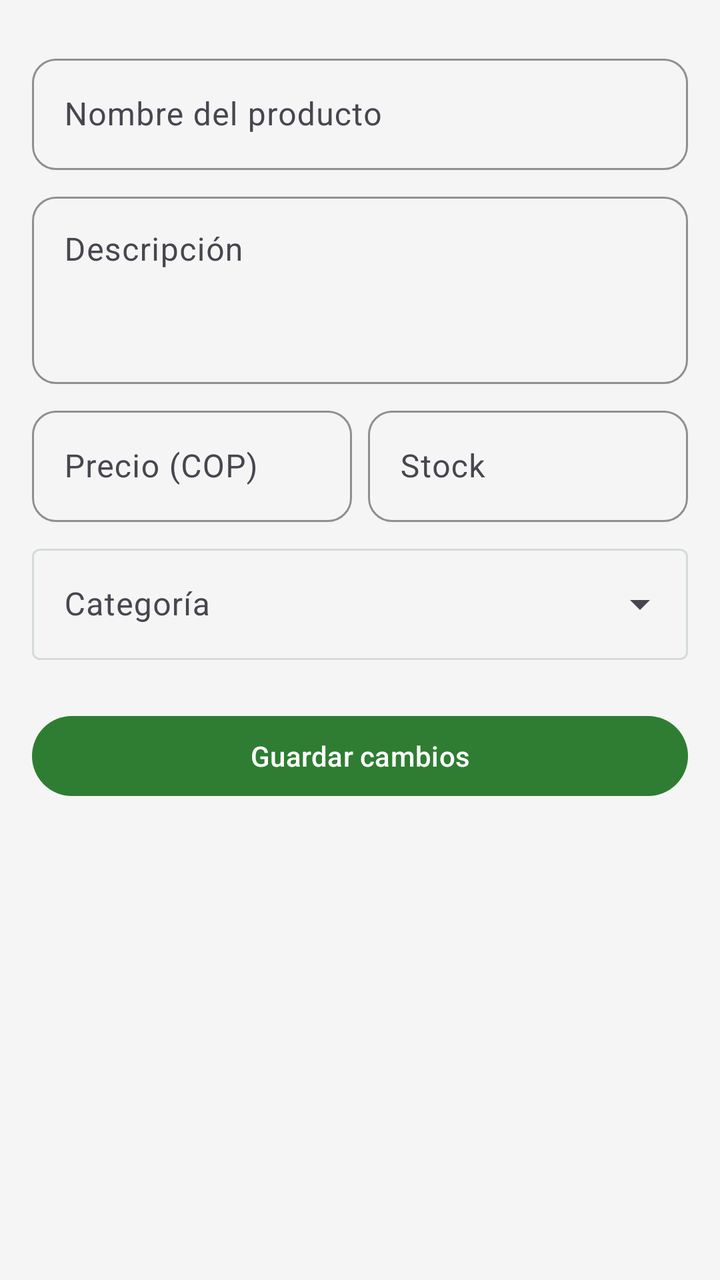
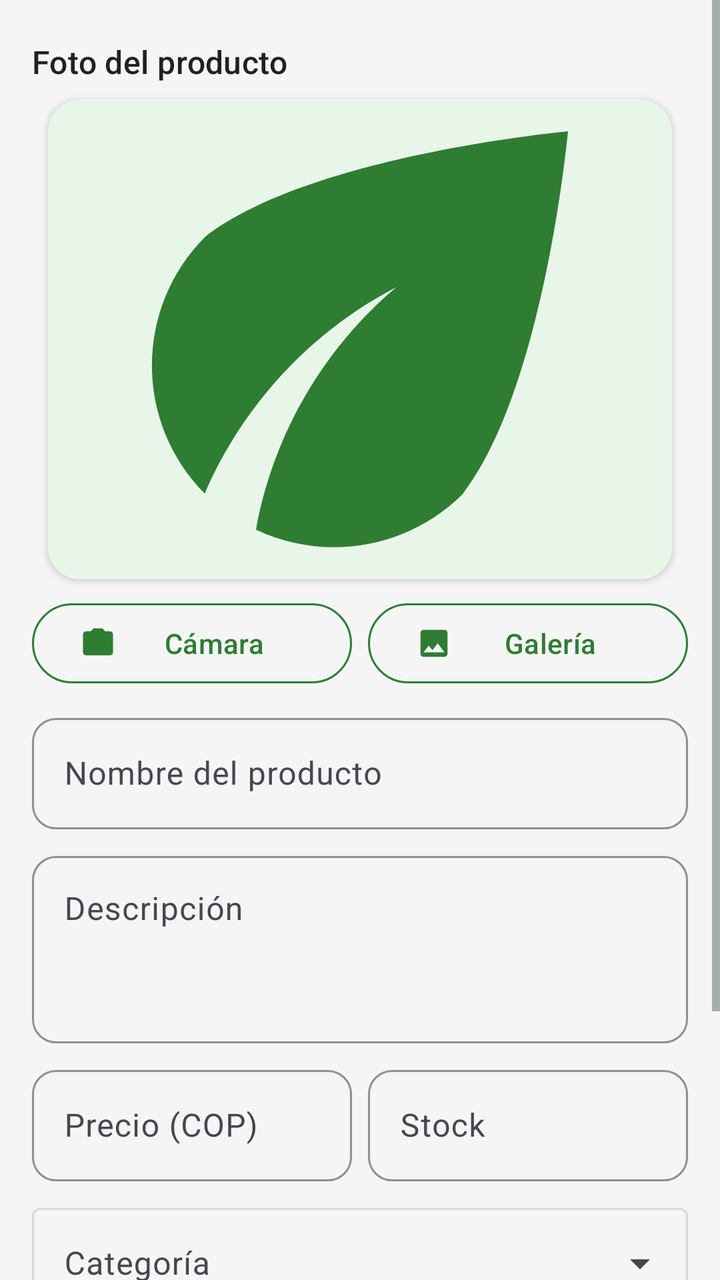

An Android layout rendered at two revisions. The XML below is the earlier revision; the diff shows what the commit changed to produce the second picture.
<!-- AndroidManifest.xml: application theme Theme.EcoMarket -->
<!-- res/layout/fragment_product_form.xml -->
<?xml version="1.0" encoding="utf-8"?>
<ScrollView xmlns:android="http://schemas.android.com/apk/res/android"
    xmlns:app="http://schemas.android.com/apk/res-auto"
    android:layout_width="match_parent"
    android:layout_height="match_parent">

    <LinearLayout
        android:layout_width="match_parent"
        android:layout_height="wrap_content"
        android:orientation="vertical"
        android:padding="@dimen/space_m">

        <com.google.android.material.textfield.TextInputLayout
            android:id="@+id/tilPName"
            style="@style/Input.Eco"
            android:layout_width="match_parent"
            android:layout_height="wrap_content"
            android:hint="@string/hint_product_name">

            <com.google.android.material.textfield.TextInputEditText
                android:id="@+id/etPName"
                android:layout_width="match_parent"
                android:layout_height="wrap_content"
                android:inputType="textCapSentences" />
        </com.google.android.material.textfield.TextInputLayout>

        <com.google.android.material.textfield.TextInputLayout
            style="@style/Input.Eco"
            android:layout_width="match_parent"
            android:layout_height="wrap_content"
            android:hint="@string/hint_product_desc">

            <com.google.android.material.textfield.TextInputEditText
                android:id="@+id/etPDesc"
                android:layout_width="match_parent"
                android:layout_height="wrap_content"
                android:gravity="top"
                android:inputType="textMultiLine|textCapSentences"
                android:minLines="3" />
        </com.google.android.material.textfield.TextInputLayout>

        <LinearLayout
            android:layout_width="match_parent"
            android:layout_height="wrap_content"
            android:orientation="horizontal">

            <com.google.android.material.textfield.TextInputLayout
                android:id="@+id/tilPPrice"
                style="@style/Input.Eco"
                android:layout_width="0dp"
                android:layout_height="wrap_content"
                android:layout_marginEnd="@dimen/space_s"
                android:layout_weight="1"
                android:hint="@string/hint_product_price">

                <com.google.android.material.textfield.TextInputEditText
                    android:id="@+id/etPPrice"
                    android:layout_width="match_parent"
                    android:layout_height="wrap_content"
                    android:inputType="number" />
            </com.google.android.material.textfield.TextInputLayout>

            <com.google.android.material.textfield.TextInputLayout
                android:id="@+id/tilPStock"
                style="@style/Input.Eco"
                android:layout_width="0dp"
                android:layout_height="wrap_content"
                android:layout_weight="1"
                android:hint="@string/hint_product_stock">

                <com.google.android.material.textfield.TextInputEditText
                    android:id="@+id/etPStock"
                    android:layout_width="match_parent"
                    android:layout_height="wrap_content"
                    android:inputType="number" />
            </com.google.android.material.textfield.TextInputLayout>
        </LinearLayout>

        <com.google.android.material.textfield.TextInputLayout
            android:id="@+id/tilPCategory"
            style="@style/Widget.Material3.TextInputLayout.OutlinedBox.ExposedDropdownMenu"
            android:layout_width="match_parent"
            android:layout_height="wrap_content"
            android:layout_marginTop="@dimen/space_s"
            android:hint="@string/hint_product_category">

            <com.google.android.material.textfield.MaterialAutoCompleteTextView
                android:id="@+id/acPCategory"
                android:layout_width="match_parent"
                android:layout_height="wrap_content"
                android:inputType="none" />
        </com.google.android.material.textfield.TextInputLayout>

        <com.google.android.material.button.MaterialButton
            android:id="@+id/btnPSave"
            style="@style/Button.Primary"
            android:layout_width="match_parent"
            android:layout_height="wrap_content"
            android:layout_marginTop="@dimen/space_l"
            android:text="@string/action_save" />

        <com.google.android.material.button.MaterialButton
            android:id="@+id/btnPDelete"
            style="@style/Button.Danger"
            android:layout_width="match_parent"
            android:layout_height="wrap_content"
            android:text="@string/action_delete"
            android:visibility="gone" />
    </LinearLayout>
</ScrollView>
<!-- resources referenced by this layout -->
<resources>
  <!-- unchanged entries left out for length: 28 -->
</resources>

<!-- the commit's change to res/layout/fragment_product_form.xml (unified diff, before → after) -->
@@ -9,6 +9,63 @@
         android:layout_height="wrap_content"
         android:orientation="vertical"
         android:padding="@dimen/space_m">
+
+        <com.google.android.material.progressindicator.LinearProgressIndicator
+            android:id="@+id/progress"
+            android:layout_width="match_parent"
+            android:layout_height="wrap_content"
+            android:indeterminate="true"
+            android:visibility="invisible"
+            app:indicatorColor="@color/eco_orange" />
+
+        <TextView
+            android:layout_width="wrap_content"
+            android:layout_height="wrap_content"
+            android:text="@string/product_photo"
+            android:textAppearance="@style/Text.Subtitle" />
+
+        <com.google.android.material.card.MaterialCardView
+            style="@style/Card.Eco"
+            android:layout_width="match_parent"
+            android:layout_height="wrap_content"
+            android:layout_marginStart="0dp"
+            android:layout_marginEnd="0dp">
+
+            <ImageView
+                android:id="@+id/imgPreview"
+                android:layout_width="match_parent"
+                android:layout_height="@dimen/product_detail_image_height"
+                android:contentDescription="@string/cd_product_image"
+                android:scaleType="centerCrop"
+                android:src="@drawable/ic_product_placeholder" />
+        </com.google.android.material.card.MaterialCardView>
+
+        <LinearLayout
+            android:layout_width="match_parent"
+            android:layout_height="wrap_content"
+            android:orientation="horizontal">
+
+            <com.google.android.material.button.MaterialButton
+                android:id="@+id/btnCamera"
+                style="@style/Button.Outlined"
+                android:layout_width="0dp"
+                android:layout_height="wrap_content"
+                android:layout_marginEnd="@dimen/space_s"
+                android:layout_weight="1"
+                android:text="@string/action_camera"
+                app:icon="@drawable/ic_camera"
+                app:iconTint="@color/eco_green" />
+
+            <com.google.android.material.button.MaterialButton
+                android:id="@+id/btnGallery"
+                style="@style/Button.Outlined"
+                android:layout_width="0dp"
+                android:layout_height="wrap_content"
+                android:layout_weight="1"
+                android:text="@string/action_gallery"
+                app:icon="@drawable/ic_gallery"
+                app:iconTint="@color/eco_green" />
+        </LinearLayout>
 
         <com.google.android.material.textfield.TextInputLayout
             android:id="@+id/tilPName"
@@ -91,6 +148,17 @@
                 android:inputType="none" />
         </com.google.android.material.textfield.TextInputLayout>
 
+        <TextView
+            android:id="@+id/txtReviewNote"
+            android:layout_width="match_parent"
+            android:layout_height="wrap_content"
+            android:layout_marginTop="@dimen/space_m"
+            android:background="@drawable/bg_badge_warning"
+            android:padding="@dimen/space_s"
+            android:text="@string/product_review_note"
+            android:textAppearance="@style/Text.Caption"
+            android:textColor="@color/eco_text_primary" />
+
         <com.google.android.material.button.MaterialButton
             android:id="@+id/btnPSave"
             style="@style/Button.Primary"
<!-- resource entries referenced after the edit -->
@@ -1,5 +1,94 @@
 <!-- resources referenced by this layout -->
 <resources>
+  <dimen name="product_detail_image_height">240dp</dimen>
+  <!-- drawable bg_badge_warning (drawable) -->
+  <?xml version="1.0" encoding="utf-8"?>
+  <shape xmlns:android="http://schemas.android.com/apk/res/android" android:shape="rectangle">
+      <solid android:color="#FFF8E1" />
+      <stroke android:width="@dimen/stroke_thin" android:color="@color/eco_warning" />
+      <corners android:radius="12dp" />
+  </shape>
+  <!-- drawable ic_camera (drawable) -->
+  <?xml version="1.0" encoding="utf-8"?>
+  <vector xmlns:android="http://schemas.android.com/apk/res/android"
+      android:width="24dp"
+      android:height="24dp"
+      android:tint="?attr/colorControlNormal"
+      android:viewportWidth="24"
+      android:viewportHeight="24">
+      <path
+          android:fillColor="@android:color/white"
+          android:pathData="M12,15.2A3.2,3.2 0,1 1,12 8.8A3.2,3.2 0,1 1,12 15.2zM9,2L7.17,4L4,4c-1.1,0 -2,0.9 -2,2v12c0,1.1 0.9,2 2,2h16c1.1,0 2,-0.9 2,-2L22,6c0,-1.1 -0.9,-2 -2,-2h-3.17L15,2L9,2zM12,17c2.76,0 5,-2.24 5,-5s-2.24,-5 -5,-5 -5,2.24 -5,5 2.24,5 5,5z" />
+  </vector>
+  <!-- drawable ic_gallery (drawable) -->
+  <?xml version="1.0" encoding="utf-8"?>
+  <vector xmlns:android="http://schemas.android.com/apk/res/android"
+      android:width="24dp"
+      android:height="24dp"
+      android:tint="?attr/colorControlNormal"
+      android:viewportWidth="24"
+      android:viewportHeight="24">
+      <path
+          android:fillColor="@android:color/white"
+          android:pathData="M21,19V5c0,-1.1 -0.9,-2 -2,-2H5c-1.1,0 -2,0.9 -2,2v14c0,1.1 0.9,2 2,2h14c1.1,0 2,-0.9 2,-2zM8.5,13.5l2.5,3.01L14.5,12l4.5,6H5l3.5,-4.5z" />
+  </vector>
+  <!-- drawable ic_product_placeholder (drawable) -->
+  <?xml version="1.0" encoding="utf-8"?>
+  <layer-list xmlns:android="http://schemas.android.com/apk/res/android">
+      <item>
+          <shape android:shape="rectangle">
+              <solid android:color="@color/eco_green_surface" />
+          </shape>
+      </item>
+      <item
+          android:width="56dp"
+          android:height="56dp"
+          android:gravity="center">
+          <vector
+              android:width="24dp"
+              android:height="24dp"
+              android:viewportWidth="24"
+              android:viewportHeight="24">
+              <path
+                  android:fillColor="@color/eco_green"
+                  android:pathData="M6.05,8.05c-2.73,2.73 -2.73,7.15 -0.02,9.88 1.47,-3.4 4.09,-6.24 7.36,-7.93 -2.77,2.34 -4.71,5.61 -5.39,9.32 2.6,1.23 5.8,0.78 7.95,-1.37C19.1,13.88 20,4 20,4S10.12,4.9 6.05,8.05z" />
+          </vector>
+      </item>
+  </layer-list>
+  <string name="action_camera">Cámara</string>
+  <string name="action_gallery">Galería</string>
+  <string name="cd_product_image">Imagen del producto</string>
+  <string name="product_photo">Foto del producto</string>
+  <string name="product_review_note">Los productos nuevos quedan pendientes hasta que el administrador los apruebe.</string>
+  <style name="Button.Outlined" parent="Widget.Material3.Button.OutlinedButton">
+          <item name="strokeColor">@color/eco_green</item>
+          <item name="android:textColor">@color/eco_green</item>
+          <item name="android:textSize">@dimen/text_body</item>
+          <item name="android:textAllCaps">false</item>
+          <item name="cornerRadius">@dimen/radius_button</item>
+          <item name="android:minHeight">48dp</item>
+      </style>
+  <style name="Card.Eco" parent="Widget.Material3.CardView.Elevated">
+          <item name="cardBackgroundColor">@color/eco_white</item>
+          <item name="cardCornerRadius">@dimen/radius_card</item>
+          <item name="cardElevation">@dimen/elevation_card</item>
+          <item name="android:layout_margin">@dimen/space_s</item>
+      </style>
+  <style name="Text.Caption" parent="TextAppearance.Material3.BodySmall">
+          <item name="android:textSize">@dimen/text_caption</item>
+          <item name="android:textColor">@color/eco_text_secondary</item>
+      </style>
+  <style name="Text.Subtitle" parent="TextAppearance.Material3.TitleMedium">
+          <item name="android:textSize">@dimen/text_subtitle</item>
+          <item name="android:fontFamily">sans-serif-medium</item>
+          <item name="android:textColor">@color/eco_text_primary</item>
+      </style>
+  <dimen name="stroke_thin">1dp</dimen>
+  <color name="eco_warning">#F9A825</color>
+  <dimen name="radius_card">16dp</dimen>
+  <dimen name="elevation_card">2dp</dimen>
+  <dimen name="text_caption">12sp</dimen>
+  <dimen name="text_subtitle">16sp</dimen>
   <!-- unchanged entries left out for length: 28 -->
 </resources>
 
